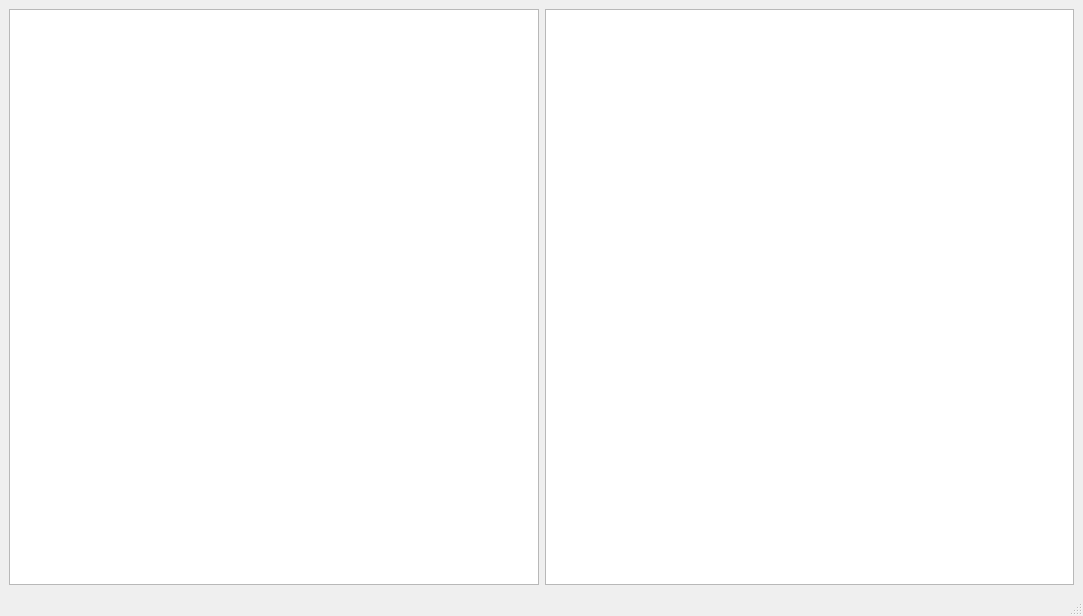
Qt form src/mainwindow.ui (neverlandjt/kcc) before a commit.
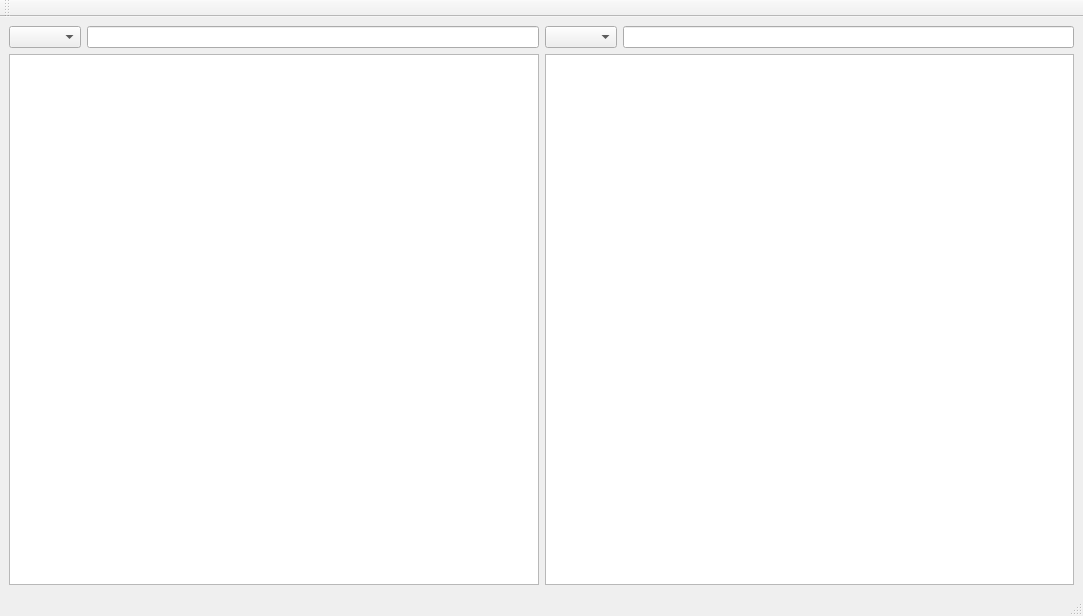
The same form after that commit.

Commit message: add find menu functionality and current directory line ui

The edit to the form file:
```diff
--- a/src/mainwindow.ui
+++ b/src/mainwindow.ui
@@ -26,14 +26,42 @@
               <height>1</height>
           </size>
       </property>
+      <layout class="QHBoxLayout" name="horizontalLayout_3">
+          <item>
+              <layout class="QVBoxLayout" name="verticalLayout">
+                  <item>
       <layout class="QHBoxLayout" name="horizontalLayout">
           <item>
+                              <widget class="QComboBox" name="lhsBox"/>
+                          </item>
+                          <item>
+                              <widget class="QLineEdit" name="lhsline"/>
+                          </item>
+                      </layout>
+                  </item>
+                  <item>
               <widget class="QTableView" name="lhsView"/>
           </item>
+              </layout>
+          </item>
+          <item>
+              <layout class="QVBoxLayout" name="verticalLayout_2">
+                  <item>
+                      <layout class="QHBoxLayout" name="horizontalLayout_2">
+                          <item>
+                              <widget class="QComboBox" name="rhsBox"/>
+                          </item>
+                          <item>
+                              <widget class="QLineEdit" name="rhsline"/>
+                          </item>
+                      </layout>
+                  </item>
           <item>
               <widget class="QTableView" name="rhsView"/>
           </item>
       </layout>
+          </item>
+      </layout>
   </widget>
   <widget class="QMenuBar" name="menubar">
    <property name="geometry">
@@ -46,6 +74,17 @@
    </property>
   </widget>
   <widget class="QStatusBar" name="statusbar"/>
+     <widget class="QToolBar" name="toolBar">
+         <property name="windowTitle">
+             <string>toolBar</string>
+         </property>
+         <attribute name="toolBarArea">
+             <enum>TopToolBarArea</enum>
+         </attribute>
+         <attribute name="toolBarBreak">
+             <bool>false</bool>
+         </attribute>
+     </widget>
  </widget>
  <resources/>
  <connections/>
```
Lines whose indentation alone changed are shown as unchanged. The commit also changes 6 other files.
